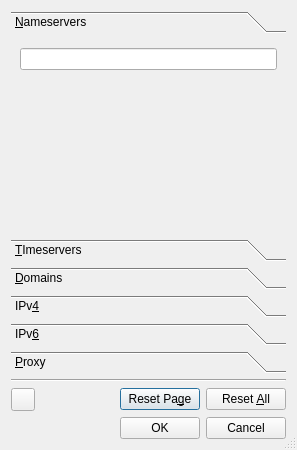
First picture: the form in code/peditor/ui/peditor.ui, repository andrew-bibb/cmst, before the edit.
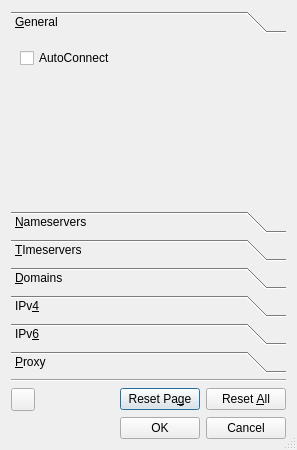
Second picture: the form after the edit.

Commit message: autoconnect property can be set from property editor

The edit to the form file:
```diff
--- a/code/peditor/ui/peditor.ui
+++ b/code/peditor/ui/peditor.ui
@@ -25,13 +25,43 @@
      <property name="currentIndex">
       <number>0</number>
      </property>
+     <widget class="QWidget" name="general">
+      <attribute name="label">
+       <string>&amp;General</string>
+      </attribute>
+      <layout class="QVBoxLayout" name="verticalLayout_9">
+       <item>
+        <widget class="QCheckBox" name="checkBox_autoconnect">
+         <property name="whatsThis">
+          <string>&lt;html&gt;&lt;head/&gt;&lt;body&gt;&lt;p&gt;If checked this service will auto-connect when no other connection is available. This is only available for services marked &amp;quot;Favorite&amp;quot;. &lt;/p&gt;&lt;p&gt;The service will not auto-connect while roaming.&lt;/p&gt;&lt;/body&gt;&lt;/html&gt;</string>
+         </property>
+         <property name="text">
+          <string>AutoConnect</string>
+         </property>
+        </widget>
+       </item>
+       <item>
+        <spacer name="verticalSpacer_9">
+         <property name="orientation">
+          <enum>Qt::Vertical</enum>
+         </property>
+         <property name="sizeHint" stdset="0">
+          <size>
+           <width>20</width>
+           <height>40</height>
+          </size>
+         </property>
+        </spacer>
+       </item>
+      </layout>
+     </widget>
      <widget class="QWidget" name="nameservers">
       <property name="geometry">
        <rect>
         <x>0</x>
         <y>0</y>
         <width>279</width>
-        <height>194</height>
+        <height>166</height>
        </rect>
       </property>
       <property name="whatsThis">
```
Left out of the diff: 12 changed lines with no effect on the pictures. The commit also changes 5 other files.
